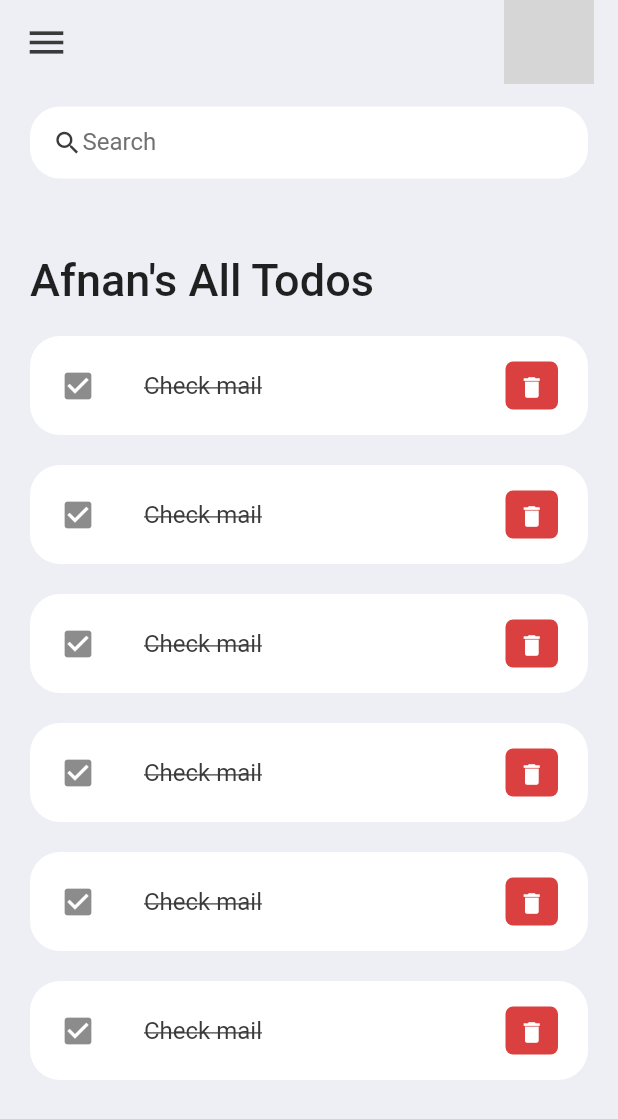
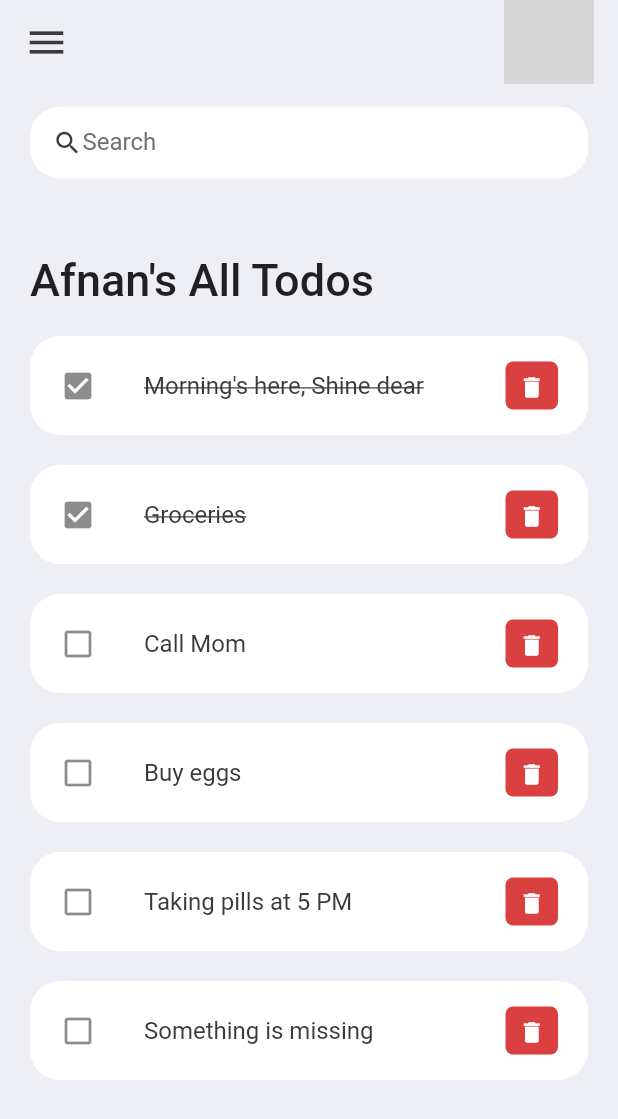
Before and after one commit to ahbabshahin/Afnu-s-Diary, a Flutter app: the screen it shows after launch, on a phone screen of 412 x 824 dp. Shown: the top 1119 px of the screen. Run offline on Flutter 3.47's test engine with Material 2 defaults, Android fonts, the phone set to English and light mode, and no system bars; grey boxes are pictures that could not be loaded.

Commit message:
static data added bt todo_item, todo classes

```diff
--- a/lib/models/todo.dart
+++ b/lib/models/todo.dart
@@ -0,0 +1,32 @@
+import 'package:afnus_diary/widgets/todo_item.dart';
+
+class ToDo {
+  String id;
+  String text;
+  bool isDone;
+
+  ToDo({required this.id, required this.text, this.isDone = false});
+
+  static List<ToDo> todoList() {
+    return [
+      ToDo(id: '1', text: "Morning's here, Shine dear", isDone: true),
+      ToDo(id: '2', text: "Groceries", isDone: true),
+      ToDo(
+        id: '3',
+        text: "Call Mom",
+      ),
+      ToDo(
+        id: '4',
+        text: "Buy eggs",
+      ),
+      ToDo(
+        id: '5',
+        text: "Taking pills at 5 PM",
+      ),
+      ToDo(
+        id: '6',
+        text: "Something is missing",
+      )
+    ];
+  }
+}
--- a/lib/views/home.dart
+++ b/lib/views/home.dart
@@ -1,6 +1,7 @@
 // ignore_for_file: prefer_const_constructors, prefer_const_literals_to_create_immutables
 
 import 'package:afnus_diary/colors.dart';
+import 'package:afnus_diary/models/todo.dart';
 import 'package:flutter/material.dart';
 
 import '../widgets/todo_item.dart';
@@ -13,12 +14,16 @@ class AfnusDiary extends StatefulWidget {
 }
 
 class _AfnusDiaryState extends State<AfnusDiary> {
+  final todosList = ToDo.todoList();
+
   @override
   Widget build(BuildContext context) {
     return Scaffold(
       backgroundColor: tdBGColor,
       appBar: _buildAppBar(),
-      body: Container(
+      body: Stack(
+        children: [
+          Container(
               padding: EdgeInsets.symmetric(horizontal: 20, vertical: 15),
               child: Column(
                 children: <Widget>[
@@ -36,17 +41,17 @@ class _AfnusDiaryState extends State<AfnusDiary> {
                             ),
                           ),
                         ),
-                    TodoItems(),
-                    TodoItems(),
-                    TodoItems(),
-                    TodoItems(),
-                    TodoItems(),
-                    TodoItems(),
+                        for (ToDo todo in todosList)
+                          TodoItems(
+                            todo: todo,
+                          ),
                       ],
                     ),
                   )
                 ],
-          )),
+              ))
+        ],
+      ),
     );
   }
 
--- a/lib/widgets/todo_item.dart
+++ b/lib/widgets/todo_item.dart
@@ -1,12 +1,14 @@
 // ignore_for_file: prefer_const_constructors
 
 import 'package:afnus_diary/colors.dart';
+import 'package:afnus_diary/models/todo.dart';
 import 'package:flutter/material.dart';
 import 'package:flutter/src/widgets/container.dart';
 import 'package:flutter/src/widgets/framework.dart';
 
 class TodoItems extends StatelessWidget {
-  const TodoItems({super.key});
+  final ToDo todo;
+  const TodoItems({super.key, required this.todo});
 
   @override
   Widget build(BuildContext context) {
@@ -20,13 +22,14 @@ class TodoItems extends StatelessWidget {
               RoundedRectangleBorder(borderRadius: BorderRadius.circular(20)),
           contentPadding: EdgeInsets.symmetric(horizontal: 20, vertical: 5),
           tileColor: Colors.white,
-          leading: Icon(Icons.check_box),
+          leading: Icon(
+              todo.isDone ? Icons.check_box : Icons.check_box_outline_blank),
           title: Text(
-            'Check mail',
+            todo.text,
             style: TextStyle(
               fontSize: 16,
               color: tdBlack,
-              decoration: TextDecoration.lineThrough,
+              decoration: todo.isDone ? TextDecoration.lineThrough : null,
             ),
           ),
           trailing: Container(
```
Lines whose indentation alone changed are shown as unchanged.
